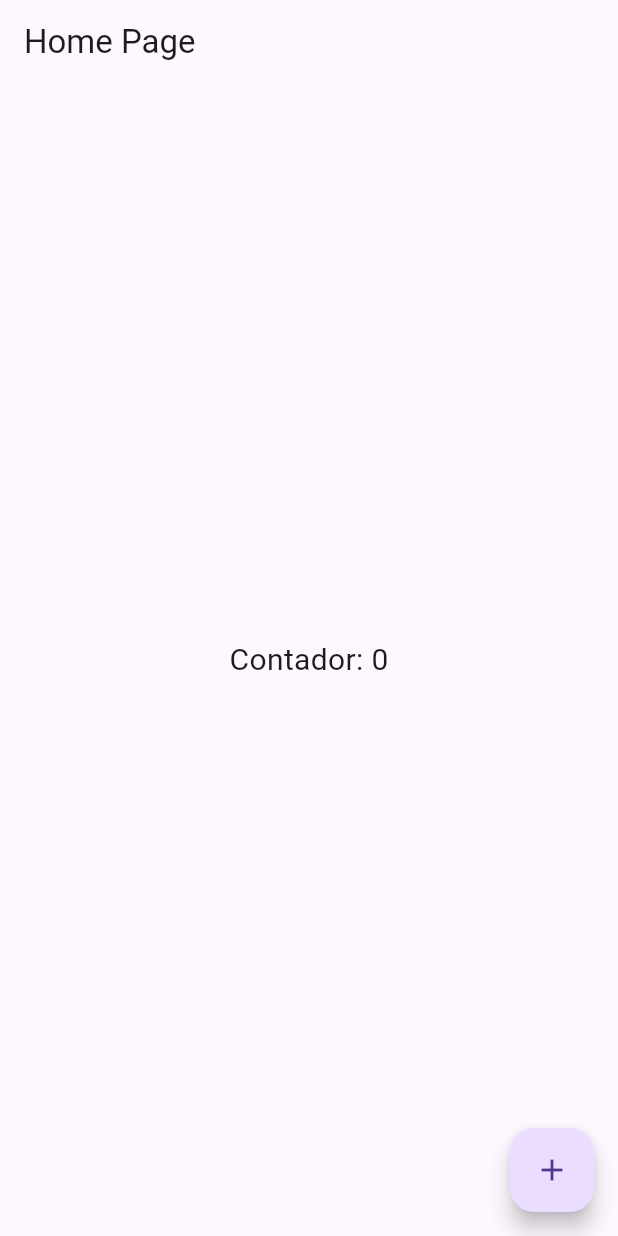
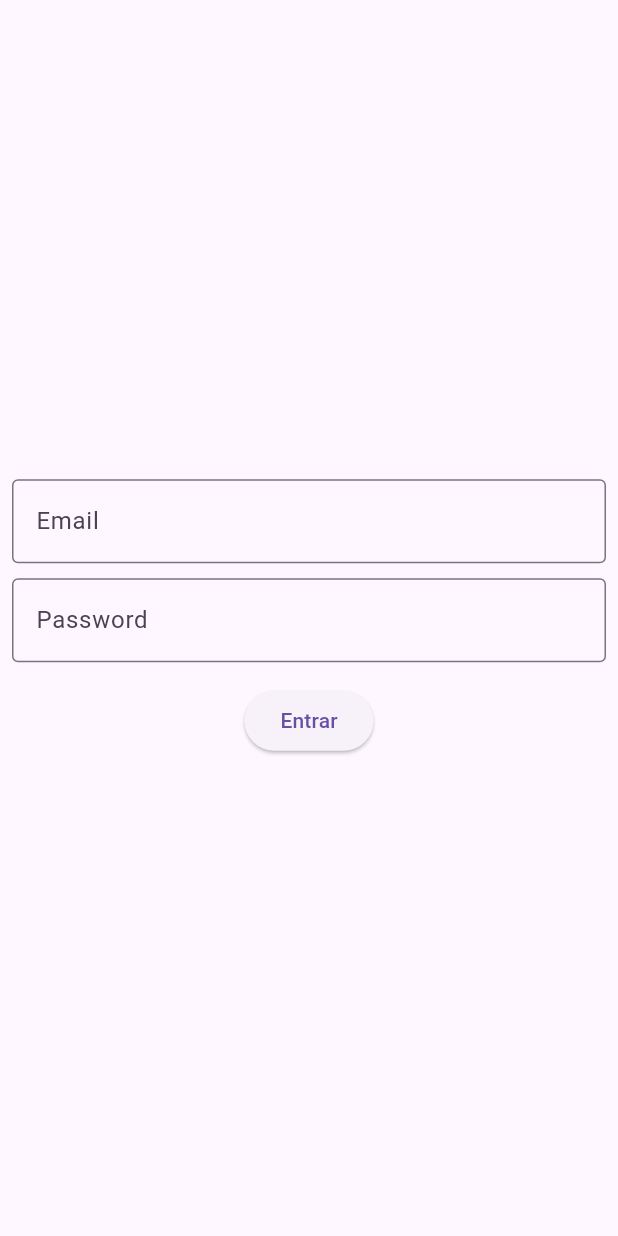
Before and after one commit to LucaoCorrea/FlutterStudies, a Flutter app: the screen it shows after launch, on a phone screen of 412 x 824 dp. Run offline on Flutter 3.47's test engine with Material 3 defaults, Android fonts, the phone set to English and light mode, and no system bars.

Commit message:
Login Page and Switch Theme

```diff
--- /dev/null
+++ b/flutter_studies/lib/AppController.dart
@@ -0,0 +1,12 @@
+import 'package:flutter/material.dart';
+
+class AppController extends ChangeNotifier {
+
+  static AppController instance = AppController();
+
+  bool isDartTheme = false;
+  changeTheme() {
+    isDartTheme = !isDartTheme;
+    notifyListeners();
+  }
+}
--- a/flutter_studies/lib/AppWidget.dart
+++ b/flutter_studies/lib/AppWidget.dart
@@ -1,14 +1,30 @@
 import 'package:flutter/material.dart';
+import 'package:flutter_studies/AppController.dart';
 import 'package:flutter_studies/HomePage.dart';
+import 'package:flutter_studies/LoginPage.dart';
 
 class AppWidget extends StatelessWidget {
-
   @override
   Widget build(BuildContext context) {
     // TODO: implement build
-    return MaterialApp(
-      theme: ThemeData(primaryColor: Colors.red),
-      home: HomePage(),
+    return AnimatedBuilder(
+      animation: AppController.instance,
+      builder: (context, child) {
+        return MaterialApp(
+          theme: ThemeData(
+              primaryColor: Colors.red,
+              brightness: AppController.instance.isDartTheme
+                  ? Brightness.dark
+                  : Brightness.light
+                  ),
+                  initialRoute: '/',
+                  routes: {
+                    '/': (context) => LoginPage(),
+                    '/home': (context) => HomePage(),
+                  },
+
+        );
+      },
     );
   }
 }
--- /dev/null
+++ b/flutter_studies/lib/LoginPage.dart
@@ -0,0 +1,66 @@
+import 'package:flutter/material.dart';
+import 'package:flutter_studies/HomePage.dart';
+
+class LoginPage extends StatefulWidget {
+  @override
+  _LoginPageState createState() => _LoginPageState();
+}
+
+class _LoginPageState extends State<LoginPage> {
+
+  String email = '';
+  String password = '';
+
+  @override
+  Widget build(BuildContext context) {
+    return Scaffold(
+      body: SingleChildScrollView(
+        child: SizedBox(
+          width: MediaQuery.of(context).size.width,
+          height: MediaQuery.of(context).size.height,
+          child: Padding(
+            padding: const EdgeInsets.all(8.0),
+            child: Column(
+              mainAxisAlignment: MainAxisAlignment.center,
+              children: [
+                TextField(
+                    onChanged: (text){
+                      email = text;
+                    },
+                    keyboardType: TextInputType.emailAddress,
+                    decoration: InputDecoration(
+                    labelText: 'Email',
+                    border: OutlineInputBorder()
+                  ),
+                ),
+                SizedBox(height: 10),
+                TextField(
+                    onChanged: (text){
+                      password = text;
+                    },
+                    obscureText: true,
+                    decoration: InputDecoration(
+                    labelText: 'Password',
+                    border: OutlineInputBorder()
+                  ),
+                ),
+                 SizedBox(height: 15),
+                ElevatedButton(
+                  onPressed: () {
+                    if(email == 'test@gmail.com' &&
+                    password == 'test'){
+                      Navigator.of(context).pushReplacementNamed('/home');
+                    } else{
+                      print('errou');
+                    }
+                  },
+                  child: Text('Entrar'))
+                ],
+            ),
+          ),
+        ),
+      ),
+    );
+  }
+}
+//
```
Also changed, not shown: flutter_studies/lib/HomePage.dart (+51 -11 lines).
